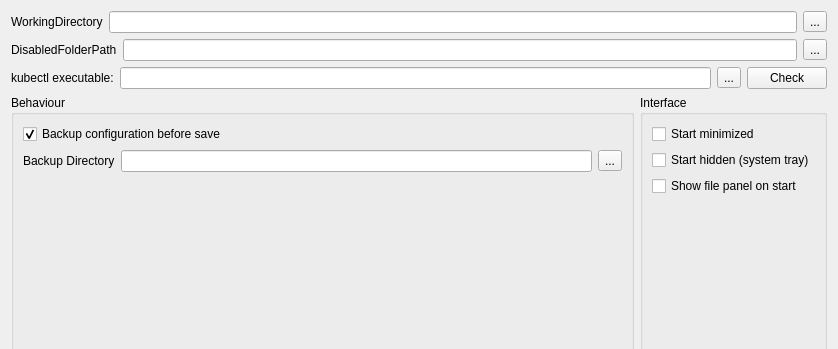
First picture: the form in src/settingsform.ui, repository GentooXativa/KubeConfigManager, before the edit; both pictures show x 0 to 838 and y 0 to 349 of the 838 by 503 pixel window.
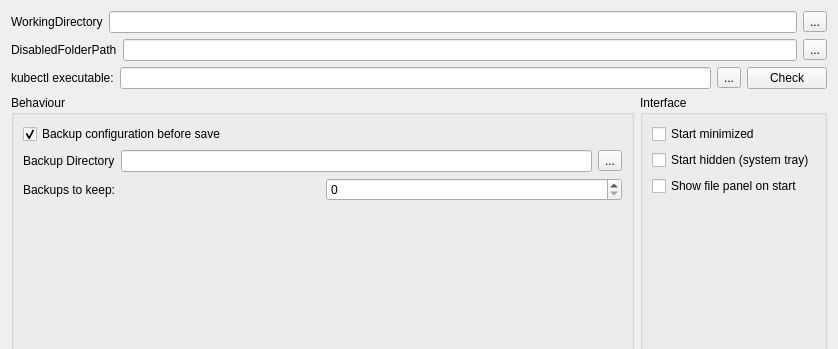
Second picture: the form after the edit. Icons and pictures are not drawn.

Patch:
```diff
--- a/src/settingsform.ui
+++ b/src/settingsform.ui
@@ -119,8 +119,8 @@
        <property name="title">
         <string>Behaviour</string>
        </property>
-       <layout class="QVBoxLayout" name="verticalLayout_2">
-        <item>
+       <layout class="QGridLayout" name="gridLayout_3">
+        <item row="0" column="0">
          <widget class="QCheckBox" name="checkBoxBackupConfig">
           <property name="text">
            <string>Backup configuration before save</string>
@@ -130,7 +130,7 @@
           </property>
          </widget>
         </item>
-        <item>
+        <item row="1" column="0">
          <layout class="QHBoxLayout" name="horizontalLayout_4">
           <item>
            <widget class="QLabel" name="labelConfigBackupDirectory">
@@ -140,11 +140,7 @@
            </widget>
           </item>
           <item>
-           <widget class="QLineEdit" name="lineConfigBackupDirectory">
-            <property name="readOnly">
-             <bool>true</bool>
-            </property>
-           </widget>
+           <widget class="QLineEdit" name="lineConfigBackupDirectory"/>
           </item>
           <item>
            <widget class="QToolButton" name="toolButtonConfigBackupDirectory">
@@ -159,7 +155,21 @@
           </item>
          </layout>
         </item>
-        <item>
+        <item row="2" column="0">
+         <layout class="QHBoxLayout" name="horizontalLayout_7">
+          <item>
+           <widget class="QLabel" name="labelConfigBackupHistorySize">
+            <property name="text">
+             <string>Backups to keep:</string>
+            </property>
+           </widget>
+          </item>
+          <item>
+           <widget class="QSpinBox" name="spinBoxConfigBackupHistorySize"/>
+          </item>
+         </layout>
+        </item>
+        <item row="3" column="0">
          <spacer name="verticalSpacer">
           <property name="orientation">
            <enum>Qt::Vertical</enum>
```
